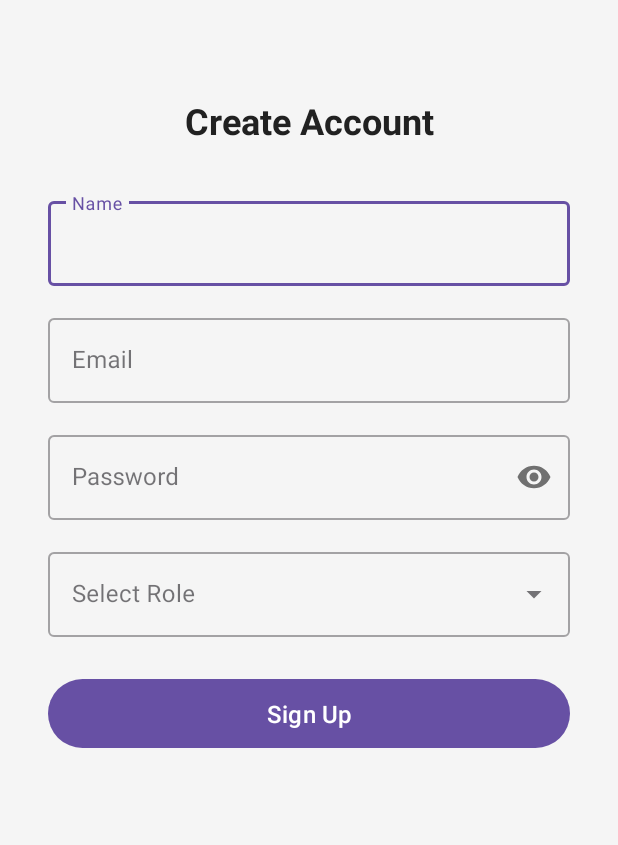
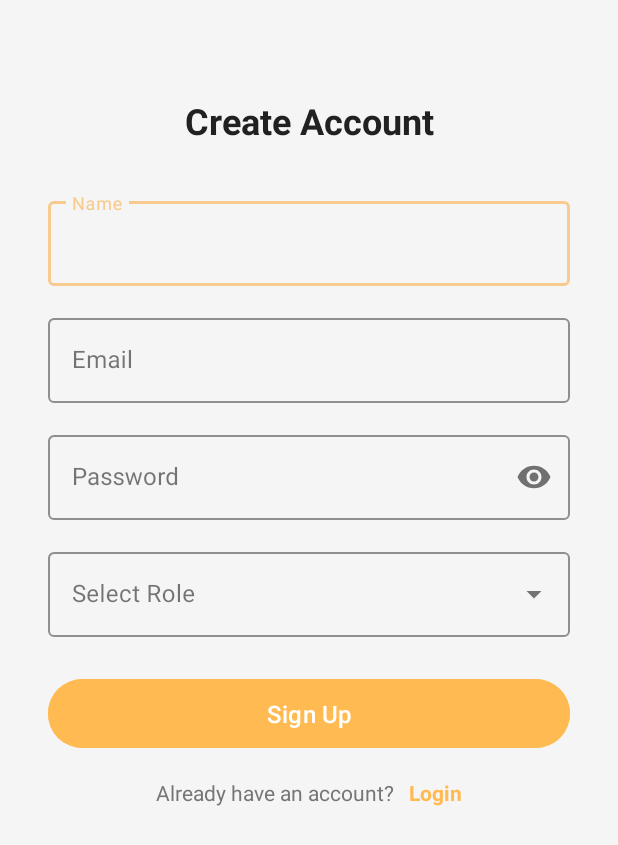
Before and after one commit to SarangaSiriwardhana9/EAD-E_commerce_App, an Android app: the SignupActivity screen opened directly, with no data from a screen before it, on a phone screen of 412 x 824 dp. Shown: the top 845 px of the screen. Run offline under Robolectric (Android 15) with nearby library versions, the phone set to English and light mode, and no system bars.

Commit message:
update theme colour

```diff
--- a/app/src/main/java/com/example/ssd_e_commerce/Auth/SignupActivity.kt
+++ b/app/src/main/java/com/example/ssd_e_commerce/Auth/SignupActivity.kt
@@ -1,8 +1,10 @@
 package com.example.ssd_e_commerce.Auth
 
+import android.content.Intent
 import android.os.Bundle
 import android.widget.ArrayAdapter
 import android.widget.AutoCompleteTextView
+import android.widget.TextView
 import android.widget.Toast
 import androidx.appcompat.app.AppCompatActivity
 import com.example.ssd_e_commerce.R
@@ -19,6 +21,7 @@ class SignupActivity : AppCompatActivity() {
         val passwordEditText: TextInputEditText = findViewById(R.id.passwordEditText)
         val roleSpinner: AutoCompleteTextView = findViewById(R.id.roleSpinner)
         val signupButton: MaterialButton = findViewById(R.id.signupButton)
+        val loginTextView: TextView = findViewById(R.id.loginTextView)
 
         // Set up the spinner
         val roles = arrayOf("Customer", "Seller", "Admin")
@@ -32,12 +35,19 @@ class SignupActivity : AppCompatActivity() {
             val role = roleSpinner.text.toString()
 
             if (name.isNotEmpty() && email.isNotEmpty() && password.isNotEmpty() && role.isNotEmpty()) {
-                // Here you would typically create a new user
+                // Handle user creation logic here
                 Toast.makeText(this, "Account created successfully", Toast.LENGTH_SHORT).show()
-                finish()
+                finish() // Close the signup activity
             } else {
                 Toast.makeText(this, "Please fill in all fields", Toast.LENGTH_SHORT).show()
             }
         }
+
+        // Set up the login text click listener
+        loginTextView.setOnClickListener {
+            // Navigate to the LoginActivity
+            val intent = Intent(this, LoginActivity::class.java)
+            startActivity(intent)
+        }
     }
 }
--- a/app/src/main/res/layout/activity_cart.xml
+++ b/app/src/main/res/layout/activity_cart.xml
@@ -42,6 +42,7 @@
         android:layout_height="wrap_content"
         android:text="Checkout"
         android:layout_margin="16dp"
+        android:backgroundTint="@color/primary_dark"
         app:layout_constraintBottom_toTopOf="@id/bottomNavigationView"
         app:layout_constraintStart_toStartOf="parent"
         app:layout_constraintEnd_toEndOf="parent" />
--- a/app/src/main/res/layout/activity_main.xml
+++ b/app/src/main/res/layout/activity_main.xml
@@ -53,7 +53,7 @@
                     android:layout_height="wrap_content"
                     android:text="Search"
                     android:textAllCaps="false"
-                    android:backgroundTint="@color/primary_light"
+                    android:backgroundTint="@color/primary_dark"
                     app:layout_constraintEnd_toEndOf="parent"
                     app:layout_constraintTop_toTopOf="parent"
                     app:layout_constraintBottom_toBottomOf="parent"/>
@@ -208,6 +208,7 @@
                 android:layout_height="wrap_content"
                 android:layout_marginTop="8dp"
                 android:clipToPadding="false"
+
                 android:paddingStart="8dp"
                 android:paddingEnd="8dp" />
 
--- a/app/src/main/res/layout/activity_signup.xml
+++ b/app/src/main/res/layout/activity_signup.xml
@@ -25,6 +25,8 @@
         style="@style/Widget.MaterialComponents.TextInputLayout.OutlinedBox"
         android:layout_width="0dp"
         android:layout_height="wrap_content"
+        app:boxStrokeColor="@color/primary"
+        app:hintTextColor="@color/primary"
         android:layout_marginStart="32dp"
         android:layout_marginTop="32dp"
         android:layout_marginEnd="32dp"
@@ -45,6 +47,8 @@
         style="@style/Widget.MaterialComponents.TextInputLayout.OutlinedBox"
         android:layout_width="0dp"
         android:layout_height="wrap_content"
+        app:boxStrokeColor="@color/primary"
+        app:hintTextColor="@color/primary"
         android:layout_marginTop="16dp"
         app:layout_constraintEnd_toEndOf="@+id/nameInputLayout"
         app:layout_constraintStart_toStartOf="@+id/nameInputLayout"
@@ -63,6 +67,8 @@
         style="@style/Widget.MaterialComponents.TextInputLayout.OutlinedBox"
         android:layout_width="0dp"
         android:layout_height="wrap_content"
+        app:boxStrokeColor="@color/primary"
+        app:hintTextColor="@color/primary"
         android:layout_marginTop="16dp"
         app:layout_constraintEnd_toEndOf="@+id/emailInputLayout"
         app:layout_constraintStart_toStartOf="@+id/emailInputLayout"
@@ -82,6 +88,8 @@
         style="@style/Widget.MaterialComponents.TextInputLayout.OutlinedBox.ExposedDropdownMenu"
         android:layout_width="0dp"
         android:layout_height="wrap_content"
+        app:boxStrokeColor="@color/primary"
+        app:hintTextColor="@color/primary"
         android:layout_marginTop="16dp"
         app:layout_constraintEnd_toEndOf="@+id/passwordInputLayout"
         app:layout_constraintStart_toStartOf="@+id/passwordInputLayout"
@@ -100,6 +108,7 @@
         android:id="@+id/signupButton"
         android:layout_width="0dp"
         android:layout_height="wrap_content"
+        android:backgroundTint="@color/primary_dark"
         android:layout_marginTop="24dp"
         android:padding="12dp"
         android:text="Sign Up"
@@ -108,4 +117,36 @@
         app:layout_constraintStart_toStartOf="@+id/roleInputLayout"
         app:layout_constraintTop_toBottomOf="@+id/roleInputLayout" />
 
+    <!--  text link for login -->
+
+    <LinearLayout
+        android:id="@+id/loginTextContainer"
+        android:layout_width="wrap_content"
+        android:layout_height="wrap_content"
+        android:layout_marginTop="16dp"
+        android:orientation="horizontal"
+        app:layout_constraintEnd_toEndOf="@+id/signupButton"
+        app:layout_constraintStart_toStartOf="@+id/signupButton"
+        app:layout_constraintTop_toBottomOf="@+id/signupButton">
+
+        <TextView
+            android:layout_width="wrap_content"
+            android:layout_height="wrap_content"
+            android:text="Already have an account?  "
+            android:textColor="@color/cart_item_quantity"
+            android:textSize="14sp"/>
+
+        <TextView
+            android:id="@+id/loginTextView"
+            android:layout_width="wrap_content"
+            android:layout_height="wrap_content"
+            android:text=" Login"
+            android:textColor="@color/primary_dark"
+            android:textSize="14sp"
+            android:textStyle="bold"
+            android:clickable="true"
+            android:focusable="true"/>
+
+    </LinearLayout>
+
 </androidx.constraintlayout.widget.ConstraintLayout>
--- a/app/src/main/res/values/colors.xml
+++ b/app/src/main/res/values/colors.xml
@@ -1,7 +1,7 @@
 <?xml version="1.0" encoding="utf-8"?>
 <resources>
-    <color name="primary">#3F51B5</color>
-    <color name="primary_dark">#303F9F</color>
+    <color name="primary">#F8CA8D</color>
+    <color name="primary_dark">#FFBA52</color>
     <color name="primary_light">#C5CAE9</color>
     <color name="accent">#FF4081</color>
     <color name="primary_text">#212121</color>
--- a/app/src/main/res/values/themes.xml
+++ b/app/src/main/res/values/themes.xml
@@ -3,6 +3,8 @@
     <style name="Base.Theme.SSDE_commerce" parent="Theme.Material3.DayNight.NoActionBar">
         <!-- Customize your light theme here. -->
         <!-- <item name="colorPrimary">@color/my_light_primary</item> -->
+        <!--status bar color-->
+        <item name="android:statusBarColor">@color/primary_dark</item>
     </style>
 
     <style name="Theme.SSDE_commerce" parent="Base.Theme.SSDE_commerce" />
```
Also changed, not shown: app/src/main/res/layout/activity_login.xml (+29 -5 lines).
